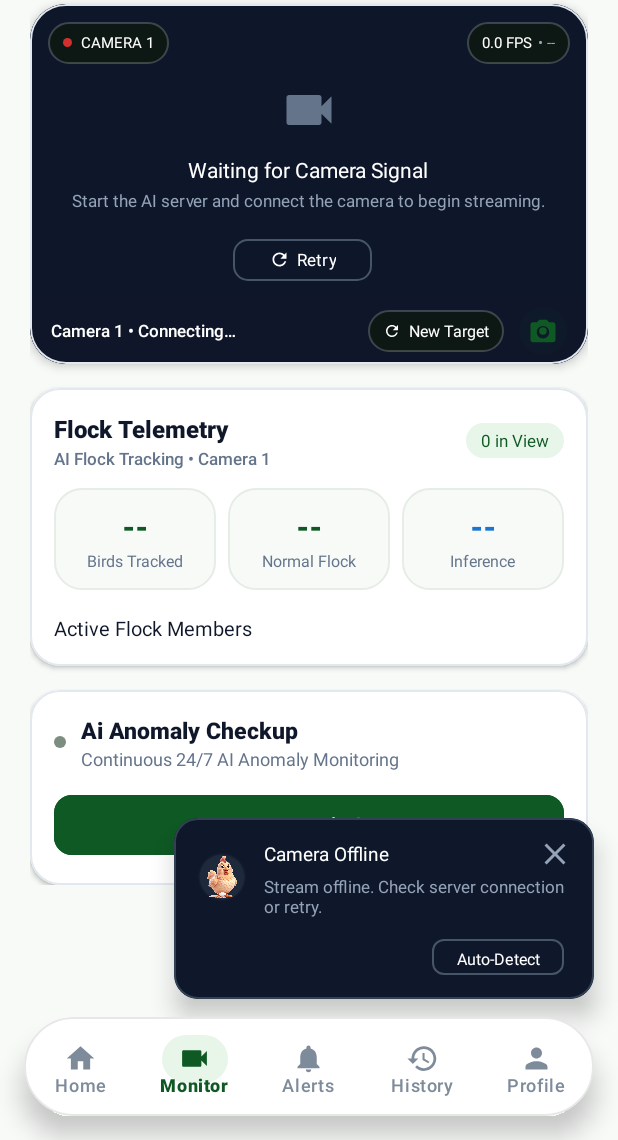
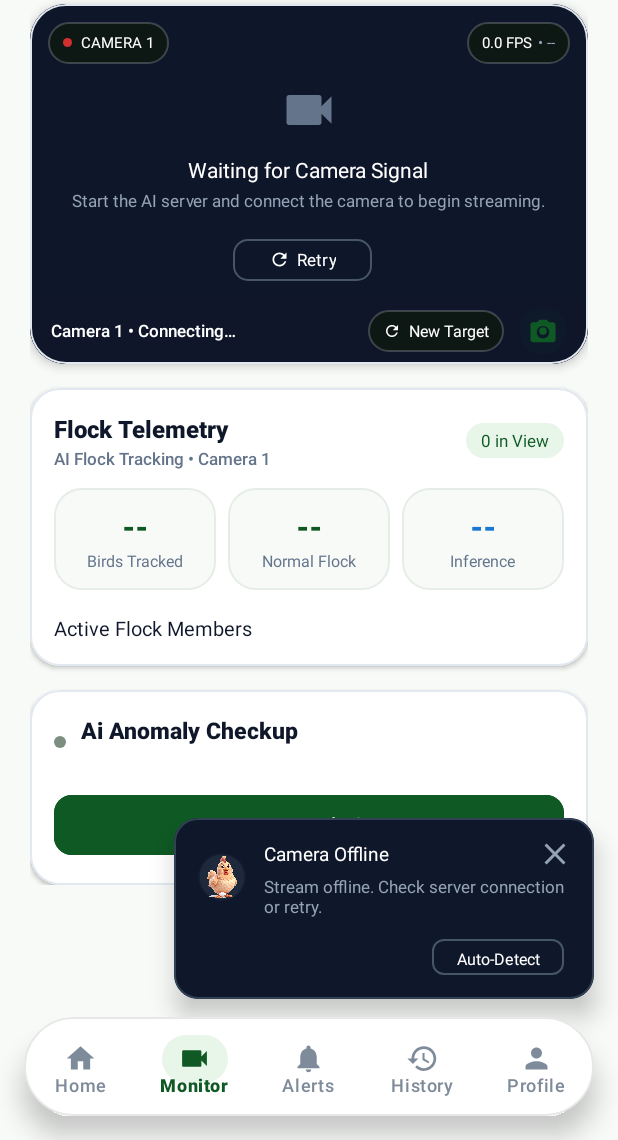
Before and after one commit to BlueShewakram/PoultrySense-Andriod-Studio-, an Android app: the MonitorFragment screen opened through its navigation route, scrolled down 610 dp, on a phone screen of 412 x 824 dp, the part 96-1236 px from its top. Run offline under Robolectric (Android 15) with nearby library versions, the phone set to English and light mode, and no system bars; our stand-ins replace Firebase (no records; nobody signed in at launch, a user with empty details on screens opened directly); 3 statements that could not run were skipped.

Commit message:
fix(android): remove 'AI Anomaly Monitoring' subtitle text

```diff
--- a/app/src/main/java/com/example/poultrysense/ui/monitor/MonitorFragment.kt
+++ b/app/src/main/java/com/example/poultrysense/ui/monitor/MonitorFragment.kt
@@ -871,7 +871,6 @@ class MonitorFragment : Fragment() {
             startSessionTicker()
         } else {
             binding.tvSessionTitle.text = "Ai Anomaly Checkup"
-            binding.tvSessionSubtitle.text = "Continuous 24/7 AI Anomaly Monitoring"
             binding.viewSessionDot.backgroundTintList = ContextCompat.getColorStateList(ctx, R.color.text_muted)
             binding.btnToggleSession.text = "Run Anomaly Scan"
             binding.btnToggleSession.backgroundTintList = ContextCompat.getColorStateList(ctx, R.color.primary)
```
